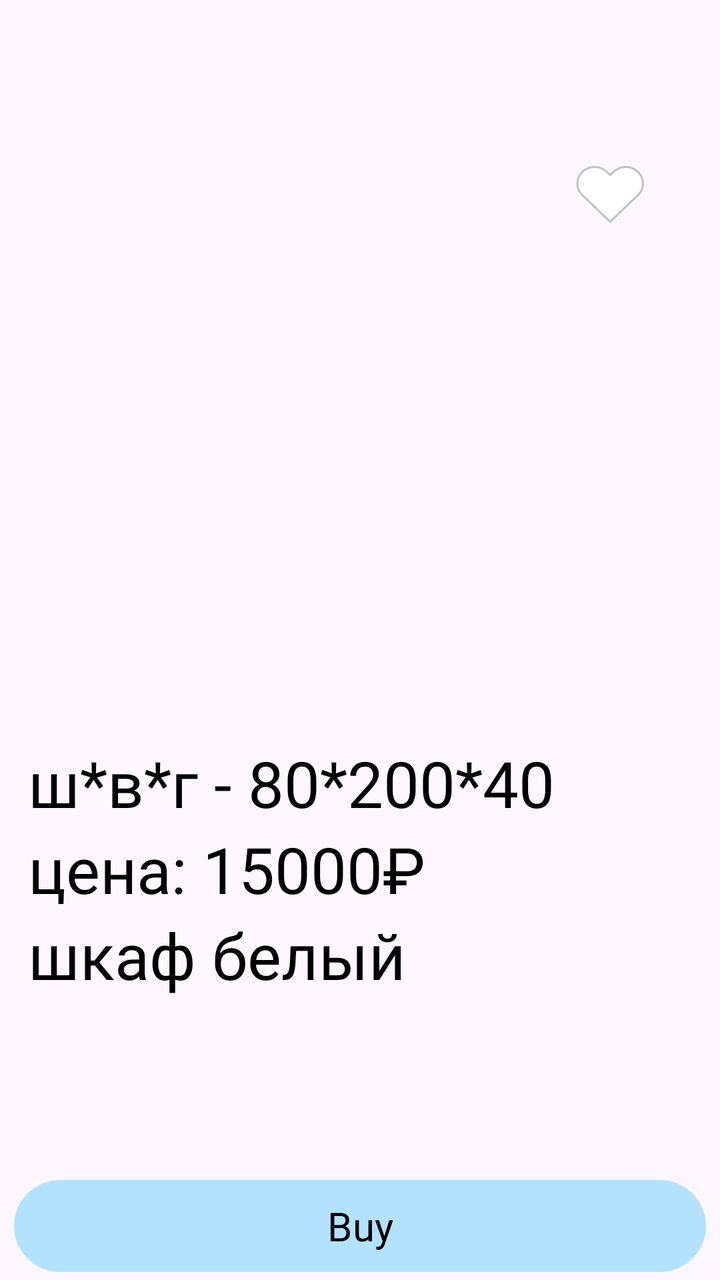
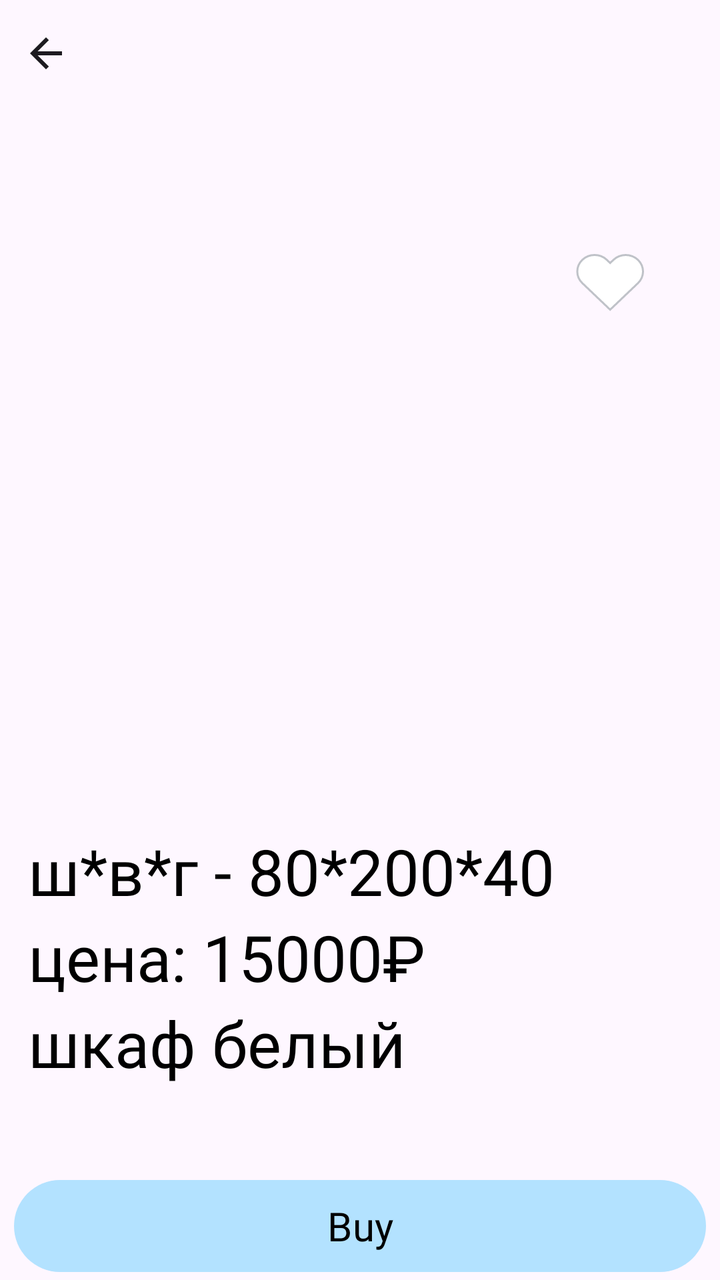

Two renders of the same Android screen: before a commit and after it. Below are the layout's source before the change and the commit's diff.
<!-- AndroidManifest.xml: application theme Base.Theme.KR_KOTLIN -->
<!-- res/layout/fragment_product_cardf.xml -->
<?xml version="1.0" encoding="utf-8"?>
<androidx.constraintlayout.widget.ConstraintLayout xmlns:android="http://schemas.android.com/apk/res/android"
    xmlns:app="http://schemas.android.com/apk/res-auto"
    xmlns:tools="http://schemas.android.com/tools"
    android:layout_width="match_parent"
    android:layout_height="match_parent"
    tools:context=".ui.productCard.ProductCardfFragment">

    <ScrollView
        android:layout_width="match_parent"
        android:layout_height="0dp"
        app:layout_constraintBottom_toTopOf="@+id/buyButton"
        app:layout_constraintEnd_toEndOf="parent"
        app:layout_constraintTop_toTopOf="parent">

        <androidx.constraintlayout.widget.ConstraintLayout
            android:layout_width="match_parent"
            android:layout_height="match_parent">

            <LinearLayout
                android:layout_width="0dp"
                android:layout_height="wrap_content"
                android:layout_marginStart="14dp"
                android:layout_marginTop="53dp"
                android:layout_marginEnd="47dp"
                android:orientation="vertical"
                app:layout_constraintEnd_toEndOf="parent"
                app:layout_constraintStart_toStartOf="parent"
                app:layout_constraintTop_toTopOf="parent">

                <ImageView
                    android:id="@+id/productImageView"
                    android:layout_width="317dp"
                    android:layout_height="317dp"
                    android:layout_gravity="center_horizontal" />

                <TextView
                    android:id="@+id/dimensionsTextView"
                    style="@style/MotserratText"
                    android:layout_width="wrap_content"
                    android:layout_height="wrap_content"
                    android:layout_gravity="start"
                    android:text="ш*в*г - 80*200*40"
                    android:textSize="32sp"></TextView>

                <TextView
                    android:id="@+id/priceTextView"
                    style="@style/MotserratText"
                    android:layout_width="wrap_content"
                    android:layout_height="wrap_content"
                    android:layout_gravity="start"
                    android:text="цена: 15000₽"
                    android:textSize="32sp"></TextView>

                <TextView
                    android:id="@+id/nameTextView"
                    style="@style/MotserratText"
                    android:layout_width="wrap_content"
                    android:layout_height="wrap_content"
                    android:layout_gravity="start"
                    android:text="шкаф белый"
                    android:textSize="32sp"></TextView>
            </LinearLayout>

            <CheckBox
                android:id="@+id/favButton"
                style="@style/Base.Widget.Material3.CompoundButton.CheckBox.CardCustomCheckBox"
                android:layout_width="wrap_content"
                android:layout_height="wrap_content"
                android:layout_marginTop="73dp"
                android:layout_marginEnd="31dp"
                app:layout_constraintEnd_toEndOf="parent"
                app:layout_constraintTop_toTopOf="parent" />

        </androidx.constraintlayout.widget.ConstraintLayout>
    </ScrollView>

    <Button
        android:id="@+id/buyButton"
        style="@style/ButtonStyle"
        android:layout_width="346dp"
        android:layout_height="54dp"
        android:text="@string/buy"
        android:textSize="20sp"
        app:layout_constraintBottom_toBottomOf="parent"
        app:layout_constraintEnd_toEndOf="parent"
        app:layout_constraintStart_toStartOf="parent" />
</androidx.constraintlayout.widget.ConstraintLayout>
<!-- resources referenced by this layout -->
<resources>
  <string name="buy">Buy</string>
  <style name="Base.Widget.Material3.CompoundButton.CheckBox.CardCustomCheckBox">
          <item name="android:button">@drawable/selector_favbutton38x36</item>
          <item name="buttonTint">@null</item>
          <item name="android:background">@null</item>
      </style>
  <style name="ButtonStyle" parent="Widget.Material3.Button">
          <item name="cornerRadius">100dp</item>
          <item name="backgroundTint">@color/blue</item>
          <item name="android:textColor">@color/black</item>
          <item name="android:fontFamily">@font/montserrat_regular</item>
      </style>
  <style name="MotserratText">
          <item name="fontFamily">@font/montserrat_regular</item>
          <item name="android:textColor">@color/black</item>
      </style>
  <style name="Base.Theme.KR_KOTLIN" parent="Theme.Material3.DayNight.NoActionBar">
          
          
  
  
  
  
  
  
      </style>
  <!-- drawable selector_favbutton38x36 (drawable) -->
  <?xml version="1.0" encoding="utf-8"?>
  <selector xmlns:android="http://schemas.android.com/apk/res/android">
      <item
          android:drawable="@drawable/ic_heart38x36"
          android:state_checked="true"/>
      <item
          android:drawable="@drawable/ic_heart38x36_unselected"
          android:state_checked="false"/>
      <item android:drawable="@drawable/ic_heart38x36_unselected"/>
  </selector>
  <color name="blue">#B3E2FF</color>
  <color name="black">#FF000000</color>
  <!-- drawable ic_heart38x36 (drawable) -->
  <vector xmlns:android="http://schemas.android.com/apk/res/android"
      android:width="39dp"
      android:height="36dp"
      android:viewportWidth="39"
      android:viewportHeight="36">
    <path
        android:pathData="M33.64,6.915C32.838,6.149 31.884,5.541 30.835,5.126C29.786,4.711 28.661,4.497 27.525,4.497C26.39,4.497 25.265,4.711 24.216,5.126C23.167,5.541 22.213,6.149 21.41,6.915L19.744,8.505L18.078,6.915C16.456,5.368 14.256,4.498 11.963,4.498C9.669,4.498 7.469,5.368 5.848,6.915C4.226,8.463 3.315,10.561 3.315,12.75C3.315,14.939 4.226,17.038 5.848,18.585L19.744,31.845L33.64,18.585C34.444,17.819 35.081,16.909 35.516,15.908C35.951,14.907 36.174,13.834 36.174,12.75C36.174,11.666 35.951,10.593 35.516,9.592C35.081,8.591 34.444,7.681 33.64,6.915Z"
        android:fillColor="#FF8989"/>
  
  </vector>
  <!-- drawable ic_heart38x36_unselected (drawable) -->
  <vector xmlns:android="http://schemas.android.com/apk/res/android"
      android:width="39dp"
      android:height="36dp"
      android:viewportWidth="39"
      android:viewportHeight="36">
    <path
        android:strokeWidth="1"
        android:pathData="M33.64,6.915C32.838,6.149 31.884,5.541 30.835,5.126C29.786,4.711 28.661,4.497 27.525,4.497C26.39,4.497 25.265,4.711 24.216,5.126C23.167,5.541 22.213,6.149 21.41,6.915L19.744,8.505L18.078,6.915C16.456,5.368 14.256,4.498 11.963,4.498C9.669,4.498 7.469,5.368 5.848,6.915C4.226,8.463 3.315,10.561 3.315,12.75C3.315,14.939 4.226,17.038 5.848,18.585L19.744,31.845L33.64,18.585C34.444,17.819 35.081,16.909 35.516,15.908C35.951,14.907 36.174,13.834 36.174,12.75C36.174,11.666 35.951,10.593 35.516,9.592C35.081,8.591 34.444,7.681 33.64,6.915Z"
        android:fillColor="@color/white"
        android:strokeColor="@color/stroke_grey"/>
  
  </vector>
  <color name="white">#FFFFFFFF</color>
  <color name="stroke_grey">#BFC2C8</color>
</resources>

<!-- the commit's change to res/layout/fragment_product_cardf.xml (unified diff, before → after) -->
@@ -11,7 +11,7 @@
         android:layout_height="0dp"
         app:layout_constraintBottom_toTopOf="@+id/buyButton"
         app:layout_constraintEnd_toEndOf="parent"
-        app:layout_constraintTop_toTopOf="parent">
+        app:layout_constraintTop_toBottomOf="@+id/backButton">
 
         <androidx.constraintlayout.widget.ConstraintLayout
             android:layout_width="match_parent"
@@ -41,7 +41,7 @@
                     android:layout_height="wrap_content"
                     android:layout_gravity="start"
                     android:text="ш*в*г - 80*200*40"
-                    android:textSize="32sp"></TextView>
+                    android:textSize="32sp" />
 
                 <TextView
                     android:id="@+id/priceTextView"
@@ -50,7 +50,7 @@
                     android:layout_height="wrap_content"
                     android:layout_gravity="start"
                     android:text="цена: 15000₽"
-                    android:textSize="32sp"></TextView>
+                    android:textSize="32sp" />
 
                 <TextView
                     android:id="@+id/nameTextView"
@@ -59,7 +59,7 @@
                     android:layout_height="wrap_content"
                     android:layout_gravity="start"
                     android:text="шкаф белый"
-                    android:textSize="32sp"></TextView>
+                    android:textSize="32sp" />
             </LinearLayout>
 
             <CheckBox
@@ -75,6 +75,17 @@
         </androidx.constraintlayout.widget.ConstraintLayout>
     </ScrollView>
 
+    <ImageButton
+        android:id="@+id/backButton"
+        android:layout_width="wrap_content"
+        android:layout_height="35dp"
+        android:layout_marginStart="11dp"
+        android:layout_marginTop="9dp"
+        android:background="@android:color/transparent"
+        android:src="@drawable/ic_arrow_back"
+        app:layout_constraintStart_toStartOf="parent"
+        app:layout_constraintTop_toTopOf="parent" />
+
     <Button
         android:id="@+id/buyButton"
         style="@style/ButtonStyle"
<!-- resource entries referenced after the edit -->
@@ -1,5 +1,15 @@
 <!-- resources referenced by this layout -->
 <resources>
+  <!-- drawable ic_arrow_back (drawable) -->
+  <vector xmlns:android="http://schemas.android.com/apk/res/android"
+      android:width="24dp"
+      android:height="24dp"
+      android:viewportWidth="24"
+      android:viewportHeight="24">
+    <path
+        android:pathData="M7.825,13L13.425,18.6L12,20L4,12L12,4L13.425,5.4L7.825,11H20V13H7.825Z"
+        android:fillColor="#1D1B20"/>
+  </vector>
   <string name="buy">Buy</string>
   <style name="Base.Widget.Material3.CompoundButton.CheckBox.CardCustomCheckBox">
           <item name="android:button">@drawable/selector_favbutton38x36</item>
